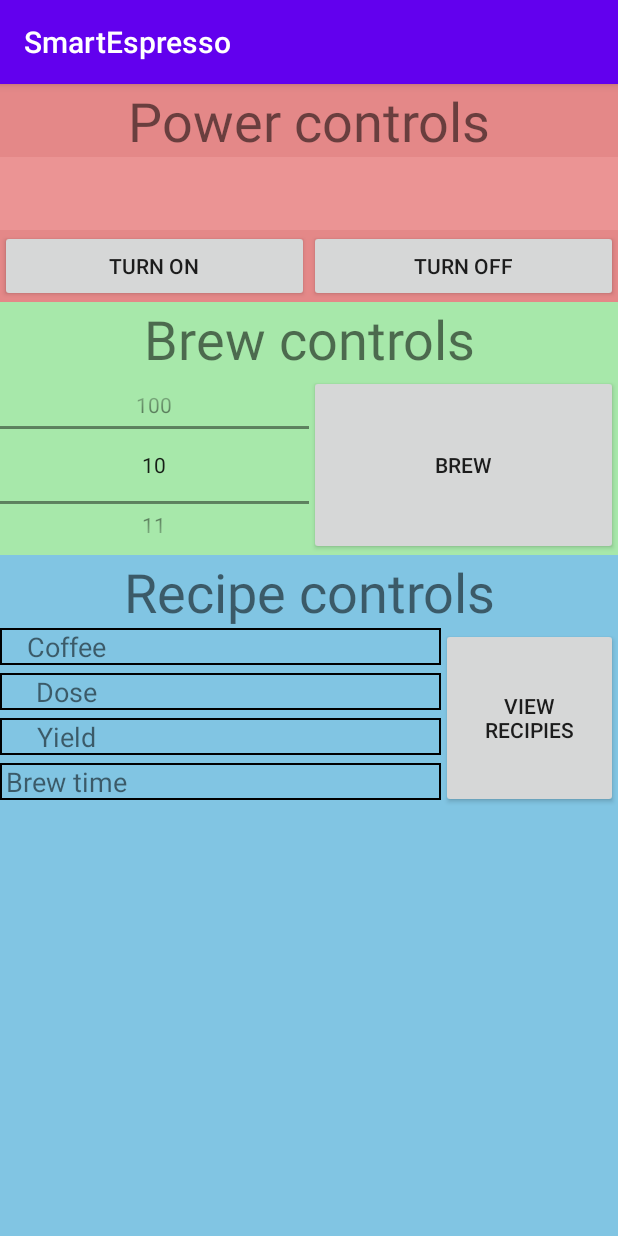
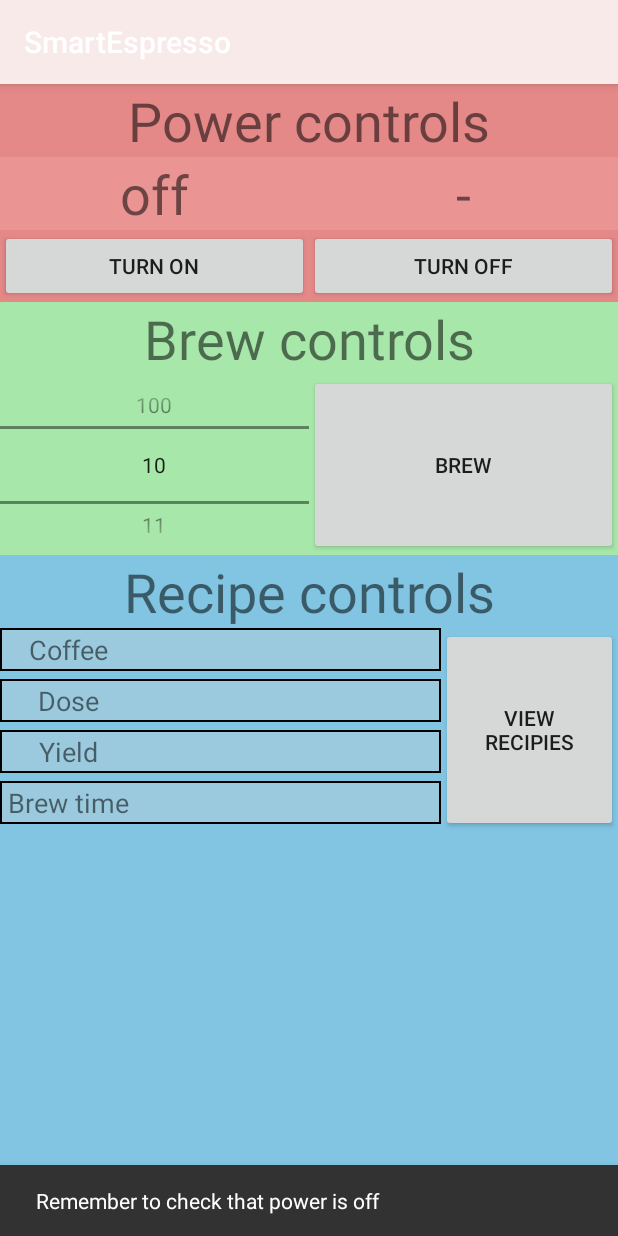
Before and after one commit to EricLindskog/smartEspresso, an Android app: the screen it shows after launch (MainActivity), after a tap on "TURN ON", on a phone screen of 412 x 824 dp. Run offline under Robolectric (Android 15) with nearby library versions, the phone set to English and light mode, and no system bars; our stand-ins replace Volley; libraries missing offline, so code that uses them is left out: com.muddzdev.styleabletoast.

Commit message:
Several visual changes

```diff
--- a/app/build.gradle
+++ b/app/build.gradle
@@ -43,5 +43,6 @@ dependencies {
     implementation 'com.android.support:design:30.0.0'
     implementation 'com.android.volley:volley:1.1.0'
     compileOnly 'com.google.android.wearable:wearable:2.5.0'
+    implementation 'com.muddzdev:styleabletoast:2.2.4'
 
 }
--- a/app/src/main/AndroidManifest.xml
+++ b/app/src/main/AndroidManifest.xml
@@ -10,9 +10,9 @@
 
     <application
         android:allowBackup="true"
-        android:icon="@mipmap/ic_launcher"
+        android:icon="@drawable/smartespresso_logo"
         android:label="@string/app_name"
-        android:roundIcon="@mipmap/ic_launcher_round"
+        android:roundIcon="@drawable/smartespresso_logo"
         android:supportsRtl="true"
         android:theme="@style/AppTheme">
         <activity
--- a/app/src/main/java/com/example/smartespresso/MainActivity.java
+++ b/app/src/main/java/com/example/smartespresso/MainActivity.java
@@ -1,8 +1,14 @@
 package com.example.smartespresso;
 
 import androidx.appcompat.app.AppCompatActivity;
+import androidx.core.app.NotificationCompat;
+import androidx.core.app.NotificationManagerCompat;
 //import androidx.fragment.app.Fragment
 
+import android.app.Notification;
+import android.app.NotificationChannel;
+import android.app.NotificationManager;
+import android.app.PendingIntent;
 import android.content.Context;
 import android.content.Intent;
 import android.content.res.Configuration;
@@ -10,6 +16,7 @@ import android.os.Bundle;
 import android.os.Handler;
 import android.text.Layout;
 import android.util.Log;
+import android.view.Gravity;
 import android.view.View;
 import android.widget.NumberPicker;
 import android.widget.TextView;
@@ -19,6 +26,8 @@ import com.android.volley.RequestQueue;
 import com.example.smartespresso.api.GetApi;
 import com.example.smartespresso.api.PostApi;
 import com.example.smartespresso.recipe.RecipeListActivity;
+import com.google.android.material.snackbar.Snackbar;
+import com.muddzdev.styleabletoast.StyleableToast;
 
 import java.util.Timer;
 import java.util.TimerTask;
@@ -26,6 +35,7 @@ import java.util.TimerTask;
 
 public class MainActivity extends AppCompatActivity {
     private static final int RECIPE_ACTIVITY_REQUEST_CODE = 0;
+    private static final int TARGET_TEMPERATURE = 93;
     RequestQueue queue;
     final Context ctx = this;
     Timer timer;
@@ -35,6 +45,7 @@ public class MainActivity extends AppCompatActivity {
         setContentView(R.layout.activity_main);
         //Button turnOn = (Button) findViewById(R.id.text);
         //Button turnOff = (Button) findViewById(R.id.text);
+        createChannel();
         TextView txt = (TextView) findViewById(R.id.title);
 
         NumberPicker np = (NumberPicker) findViewById(R.id.brewTime);
@@ -53,6 +64,7 @@ public class MainActivity extends AppCompatActivity {
         NumberPicker np = (NumberPicker) findViewById(R.id.brewTime);
         new postBrew().execute("brew",Integer.toString(np.getValue()));
     }
+
     class onOffTask extends GetApi {
         @Override
         protected void onPostExecute(String result) {
@@ -61,20 +73,44 @@ public class MainActivity extends AppCompatActivity {
             }
             else{
                 if(timer!=null){
-                    timer.cancel();
-                    timer.purge();
-                    timer = null;
+                    clearTimer();
                 }
+                resetPowerControls();
+                Snackbar sb = Snackbar.make(findViewById(R.id.main_layout),
+                        R.string.power_warning, Snackbar.LENGTH_LONG);
+                sb.show();
             }
-            Toast.makeText(ctx,result,Toast.LENGTH_SHORT).show();
+            Toast t = Toast.makeText(ctx,result,Toast.LENGTH_SHORT);
+            t.setGravity(Gravity.TOP|Gravity.RIGHT, 0, 0);
+            t.show();
+            //StyleableToast.makeText(getApplicationContext(), "Hello World!", Toast.LENGTH_LONG, R.style.mytoast).show();
         }
     }
     class getTemp extends GetApi{
         @Override
         protected void onPostExecute(String result) {
+            Log.d("temp","temp is: "+result);
             TextView txt = (TextView) findViewById(R.id.temp);
             txt.setText(result+"\u00B0");
+            int t = Integer.parseInt(result);
+            if(t==TARGET_TEMPERATURE){
+                Intent intent = new Intent(getApplicationContext(), MainActivity.class);
+                intent.setFlags(Intent.FLAG_ACTIVITY_NEW_TASK | Intent.FLAG_ACTIVITY_CLEAR_TASK);
+                PendingIntent pendingIntent = PendingIntent.getActivity(getApplicationContext(), 0, intent, 0);
 
+                NotificationCompat.Builder builder = new NotificationCompat.Builder(getApplicationContext(), "temp")
+                        .setSmallIcon(R.drawable.smartespresso_logo)
+                        .setContentTitle("My notification")
+                        .setContentText("Hello World!")
+                        .setPriority(NotificationCompat.PRIORITY_DEFAULT)
+                        // Set the intent that will fire when the user taps the notification
+                        .setContentIntent(pendingIntent)
+                        .setAutoCancel(true);
+                NotificationManagerCompat notificationManager = NotificationManagerCompat.from(getApplicationContext());
+
+                // notificationId is a unique int for each notification that you must define
+                notificationManager.notify(1, builder.build());
+            }
         }
     }
     class getPower extends GetApi{
@@ -101,18 +137,17 @@ public class MainActivity extends AppCompatActivity {
                 handler.post(new Runnable() {
                     public void run() {
                         try {
-                            Log.d("Internet","getting temp");
-                            // PerformBackgroundTask this class is the class that extends AsynchTask
+                            Log.d("API","getting temp");
                             new getTemp().execute("temp");
                             new getPower().execute("power");
                         } catch (Exception e) {
-                            // TODO Auto-generated catch block
+                            e.printStackTrace();
                         }
                     }
                 });
             }
         };
-        timer.schedule(doAsynchronousTask, 0, 2000);
+        timer.schedule(doAsynchronousTask, 0, 10000);
     }
 
     public void viewRecipies(View view){
@@ -123,7 +158,6 @@ public class MainActivity extends AppCompatActivity {
     @Override
     protected void onActivityResult(int requestCode, int resultCode, Intent data) {
         super.onActivityResult(requestCode, resultCode, data);
-        Log.d("activity","returned!");
         if (requestCode == RECIPE_ACTIVITY_REQUEST_CODE) {
             if (resultCode == RESULT_OK) {
                 // Get String data from Intent
@@ -147,6 +181,42 @@ public class MainActivity extends AppCompatActivity {
         yield.setText(recipeArr[2]);
         brewTime.setText(recipeArr[3]);
     }
+    private void clearTimer(){
+        timer.cancel();
+        timer.purge();
+        timer = null;
+    }
+    private void resetPowerControls(){
+        TextView p = (TextView) findViewById(R.id.power);
+        TextView t = (TextView) findViewById(R.id.temp);
+        p.setText(R.string.power_default);
+        t.setText(R.string.temp_default);
+    }
 
-
+    private void createChannel(){
+        CharSequence name = "temp";
+        String description = "temperature information";//getString(R.string.channel_description);
+        int importance = NotificationManager.IMPORTANCE_DEFAULT;
+        NotificationChannel channel = new NotificationChannel(name.toString(), name, importance);
+        channel.setDescription(description);
+        NotificationManager notificationManager = getSystemService(NotificationManager.class);
+        notificationManager.createNotificationChannel(channel);
+    }
+    @Override
+    public void onResume(){
+        super.onResume();
+        if(timer!=null){
+            clearTimer();
+            updateTempAndPower();
+        }
+    }
+    @Override
+    public void onStop(){
+        super.onStop();
+        if(timer!=null){
+            clearTimer();
+            updateTempAndPower();
+        }
+        Log.d("app","on stop triggered");
+    }
 }
--- /dev/null
+++ b/app/src/main/java/com/example/smartespresso/notification/NotificationService.java
@@ -0,0 +1,4 @@
+package com.example.smartespresso.notification;
+
+public class NotificationService {
+}
--- a/app/src/main/res/layout/activity_main.xml
+++ b/app/src/main/res/layout/activity_main.xml
@@ -28,7 +28,7 @@
                     android:layout_weight="1"
                     android:text="@string/power_controls"
                     android:textAlignment="center"
-                    android:textSize="36sp" />
+                    android:textSize="@dimen/title_text_size" />
             </TableRow>
 
             <TableRow
@@ -41,8 +41,9 @@
                     android:layout_height="wrap_content"
                     android:layout_weight=".50"
                     android:background="@color/powerControlStatusBackground"
+                    android:text="@string/power_default"
                     android:textAlignment="center"
-                    android:textSize="36sp" />
+                    android:textSize="@dimen/title_text_size" />
 
                 <TextView
                     android:id="@+id/temp"
@@ -50,8 +51,9 @@
                     android:layout_height="wrap_content"
                     android:layout_weight=".50"
                     android:background="@color/powerControlStatusBackground"
+                    android:text="@string/temp_default"
                     android:textAlignment="center"
-                    android:textSize="36sp" />
+                    android:textSize="@dimen/title_text_size" />
             </TableRow>
 
             <TableRow
@@ -95,7 +97,7 @@
                     android:layout_weight="1"
                     android:text="@string/brew_controls"
                     android:textAlignment="center"
-                    android:textSize="36sp" />
+                    android:textSize="@dimen/title_text_size" />
             </TableRow>
 
             <TableRow
@@ -151,7 +153,8 @@
                         android:layout_width="match_parent"
                         android:layout_height="match_parent"
                         android:background="@drawable/recipe_control_border"
-                        android:layout_marginBottom="@dimen/recipe_controls_row_margin">
+                        android:layout_marginBottom="@dimen/recipe_controls_row_margin"
+                        android:padding="@dimen/recipe_controls_row_padding">
 
                         <TextView
                             android:layout_width="0dp"
@@ -176,7 +179,8 @@
                         android:layout_width="match_parent"
                         android:layout_height="match_parent"
                         android:background="@drawable/recipe_control_border"
-                        android:layout_marginBottom="@dimen/recipe_controls_row_margin">
+                        android:layout_marginBottom="@dimen/recipe_controls_row_margin"
+                        android:padding="@dimen/recipe_controls_row_padding">
 
                         <TextView
                             android:layout_width="0dp"
@@ -201,7 +205,8 @@
                         android:layout_width="match_parent"
                         android:layout_height="match_parent"
                         android:background="@drawable/recipe_control_border"
-                        android:layout_marginBottom="@dimen/recipe_controls_row_margin">
+                        android:layout_marginBottom="@dimen/recipe_controls_row_margin"
+                        android:padding="@dimen/recipe_controls_row_padding">
 
                         <TextView
                             android:layout_width="0dp"
@@ -226,7 +231,8 @@
                         android:layout_marginBottom="@dimen/recipe_controls_row_margin"
                         android:layout_width="match_parent"
                         android:layout_height="match_parent"
-                        android:background="@drawable/recipe_control_border">
+                        android:background="@drawable/recipe_control_border"
+                        android:padding="@dimen/recipe_controls_row_padding">
                         <TextView
                             android:layout_width="0dp"
                             android:layout_height="match_parent"
--- a/app/src/main/res/layout/dialog_add_recipe.xml
+++ b/app/src/main/res/layout/dialog_add_recipe.xml
@@ -85,13 +85,14 @@
 
         <TableRow
             android:layout_width="match_parent"
-            android:layout_height="match_parent" >
+            android:layout_height="match_parent"
+            android:gravity="center">
 
             <Button
                 android:id="@+id/submitRecipe"
                 android:layout_width="wrap_content"
                 android:layout_height="wrap_content"
-                android:text="Button" />
+                android:text="@string/add_recipe_button" />
         </TableRow>
     </TableLayout>
 
--- a/app/src/main/res/values/colors.xml
+++ b/app/src/main/res/values/colors.xml
@@ -1,13 +1,15 @@
 <?xml version="1.0" encoding="utf-8"?>
 <resources>
-    <color name="colorPrimary">#6200EE</color>
-    <color name="colorPrimaryDark">#3700B3</color>
-    <color name="colorAccent">#03DAC5</color>
+    <color name="colorPrimary">#F8EAE9</color>
+    <color name="colorPrimaryDark">#BF3D30</color>
+    <color name="colorOnPrimary">#000000</color>
+    <color name="colorOnSecondary">#FFFFFF</color>
+    <color name="colorAccent">#E74C3C</color>
     <color name="black_overlay">#66000000</color>
     <color name="recipeBorder">#000000</color>
     <color name="recipeBackground">#eb9494</color>
     <color name="recipeControlSelectedBorder">#000000</color>
-    <color name="recipeControlSelectedBackground">#81C5E3</color>
+    <color name="recipeControlSelectedBackground">#9BCADF</color>
     <color name="powerControlBackground">#E48888</color>
     <color name="powerControlStatusBackground">#eb9494</color>
     <color name="brewControlBackground">#A7E8AA</color>
--- a/app/src/main/res/values/dimens.xml
+++ b/app/src/main/res/values/dimens.xml
@@ -14,4 +14,6 @@
     <dimen name="inner_frame_layout_padding">5dp</dimen>
     <dimen name="fab_margin">16dp</dimen>
     <dimen name="recipe_controls_row_margin">5dp</dimen>
+    <dimen name="recipe_controls_row_padding">2dp</dimen>
+    <dimen name="title_text_size">36sp</dimen>
 </resources>
--- a/app/src/main/res/values/strings.xml
+++ b/app/src/main/res/values/strings.xml
@@ -22,4 +22,8 @@
     <string name="select_head"> </string>
     <string name="view_recipies">View recipies</string>
     <string name="recipe_controls">Recipe controls</string>
+    <string name="power_warning">Remember to check that power is off</string>
+    <string name="power_default">off</string>
+    <string name="temp_default">-</string>
+    <string name="add_recipe_button">Add recipe</string>
 </resources>
--- a/app/src/main/res/values/styles.xml
+++ b/app/src/main/res/values/styles.xml
@@ -5,6 +5,9 @@
         <item name="colorPrimary">@color/colorPrimary</item>
         <item name="colorPrimaryDark">@color/colorPrimaryDark</item>
         <item name="colorAccent">@color/colorAccent</item>
+        <!--<item name="colorOnPrimary">@color/colorOnPrimary</item>
+        <item name="colorOnSecondary">@color/colorOnSecondary</item>
+        <item name="textColorSecondary">@color/colorOnPrimary</item>-->
     </style>
 
     <style name="AppTheme.NoActionBar">
@@ -15,5 +18,18 @@
     <style name="AppTheme.AppBarOverlay" parent="ThemeOverlay.AppCompat.Dark.ActionBar" />
 
     <style name="AppTheme.PopupOverlay" parent="ThemeOverlay.AppCompat.Light" />
-
+    <style name="mytoast">
+        <item name="stTextBold">true</item>
+        <item name="stTextColor">#000</item>
+        <item name="stTextSize">20sp</item>
+        <item name="stColorBackground">#fff</item>
+        <item name="stSolidBackground">true</item>
+        <item name="stStrokeWidth">3dp</item>
+        <item name="stStrokeColor">#fff</item>
+        <!--<item name="stIconStart">@drawable/ic</item>
+        <item name="stIconEnd">@drawable/ic</item>-->
+        <item name="stLength">LONG</item> LONG or SHORT
+        <item name="stGravity">top</item> top or center
+        <item name="stRadius">5dp</item>
+    </style>
 </resources>
```
Also changed, not shown: app/src/main/res/drawable/smartespresso_logo.png (added), app/src/main/res/font/belgrano.ttf (added), 1 other file.
